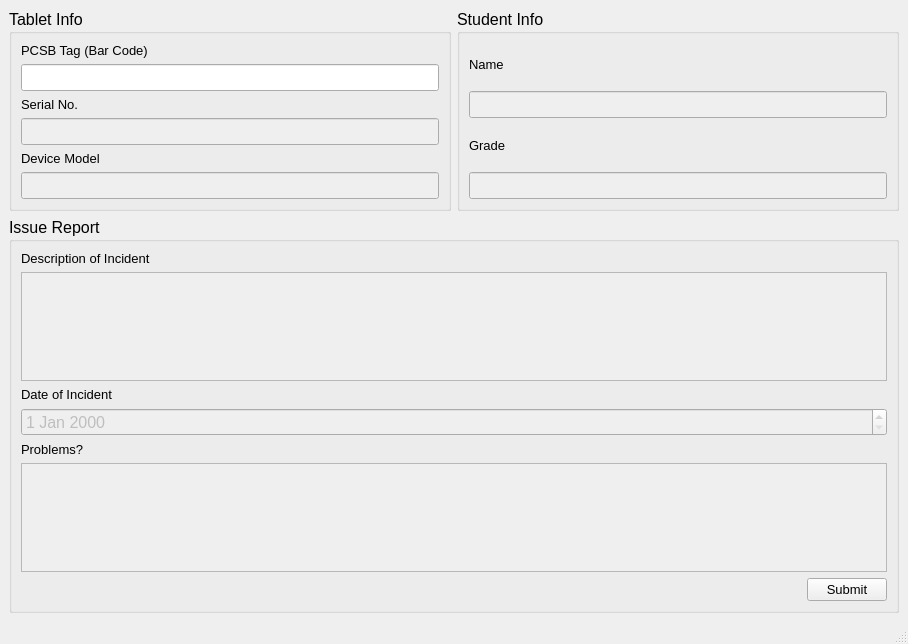
Qt form client_issuereport.ui (lachbr/lhs-cat-tablet-inventory) before a commit.
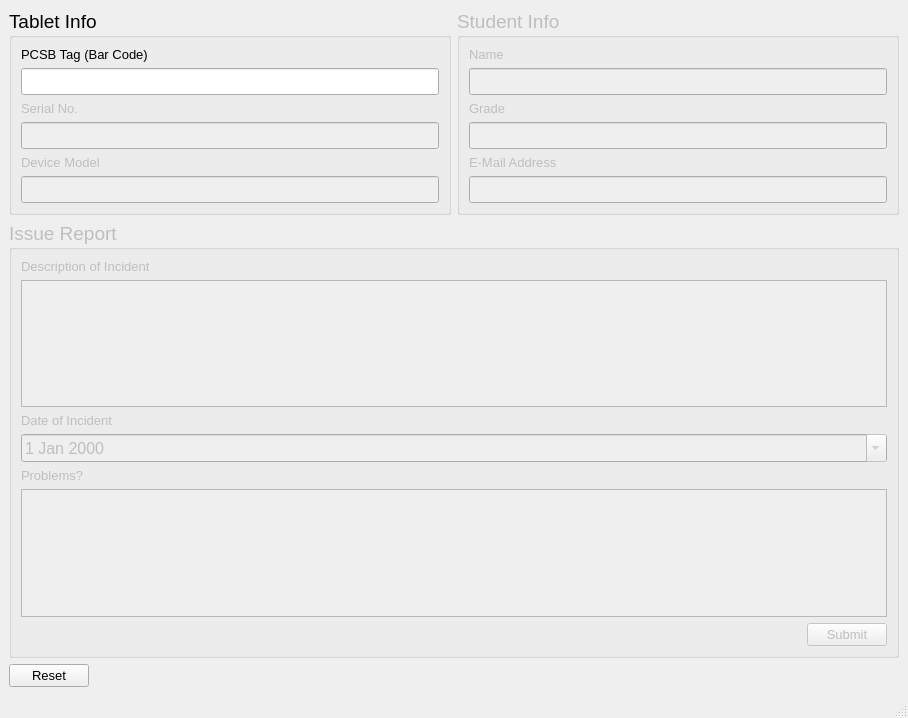
The same form after that commit.

Commit message: Start building net assistant UI and application Continue working on student UI and application (the client-side functionality is basically done, the server just needs to do its part)

Patch:
```diff
--- a/client_issuereport.ui
+++ b/client_issuereport.ui
@@ -7,21 +7,24 @@
     <x>0</x>
     <y>0</y>
     <width>908</width>
-    <height>644</height>
+    <height>718</height>
    </rect>
   </property>
   <property name="windowTitle">
-   <string>MainWindow</string>
+   <string>Tablet Inventory - Students</string>
   </property>
   <widget class="QWidget" name="centralwidget">
-   <layout class="QHBoxLayout" name="horizontalLayout_3">
+   <layout class="QVBoxLayout" name="verticalLayout">
     <item>
      <layout class="QGridLayout" name="gridLayout_5">
       <item row="0" column="1">
-       <widget class="QGroupBox" name="groupBox_2">
+       <widget class="QGroupBox" name="studentInfoGroup">
+        <property name="enabled">
+         <bool>false</bool>
+        </property>
         <property name="font">
          <font>
-          <pointsize>12</pointsize>
+          <pointsize>14</pointsize>
          </font>
         </property>
         <property name="title">
@@ -31,7 +34,7 @@
          <item>
           <layout class="QVBoxLayout" name="verticalLayout_3">
            <item>
-            <widget class="QLabel" name="label_4">
+            <widget class="QLabel" name="nameLabel">
              <property name="font">
               <font>
                <pointsize>10</pointsize>
@@ -44,19 +47,24 @@
            </item>
            <item>
             <widget class="QLineEdit" name="nameTextBox">
-             <property name="enabled">
-              <bool>false</bool>
-             </property>
              <property name="sizePolicy">
               <sizepolicy hsizetype="Minimum" vsizetype="Fixed">
                <horstretch>0</horstretch>
                <verstretch>0</verstretch>
               </sizepolicy>
              </property>
+             <property name="font">
+              <font>
+               <pointsize>12</pointsize>
+              </font>
+             </property>
+             <property name="readOnly">
+              <bool>true</bool>
+             </property>
             </widget>
            </item>
            <item>
-            <widget class="QLabel" name="label_5">
+            <widget class="QLabel" name="gradeLabel">
              <property name="font">
               <font>
                <pointsize>10</pointsize>
@@ -69,15 +77,50 @@
            </item>
            <item>
             <widget class="QLineEdit" name="gradeTextBox">
-             <property name="enabled">
-              <bool>false</bool>
+             <property name="sizePolicy">
+              <sizepolicy hsizetype="Minimum" vsizetype="Fixed">
+               <horstretch>0</horstretch>
+               <verstretch>0</verstretch>
+              </sizepolicy>
              </property>
+             <property name="font">
+              <font>
+               <pointsize>12</pointsize>
+              </font>
+             </property>
+             <property name="readOnly">
+              <bool>true</bool>
+             </property>
+            </widget>
+           </item>
+           <item>
+            <widget class="QLabel" name="emailLabel">
+             <property name="font">
+              <font>
+               <pointsize>10</pointsize>
+              </font>
+             </property>
+             <property name="text">
+              <string>E-Mail Address</string>
+             </property>
+            </widget>
+           </item>
+           <item>
+            <widget class="QLineEdit" name="emailTextBox">
              <property name="sizePolicy">
               <sizepolicy hsizetype="Minimum" vsizetype="Fixed">
                <horstretch>0</horstretch>
                <verstretch>0</verstretch>
               </sizepolicy>
              </property>
+             <property name="font">
+              <font>
+               <pointsize>12</pointsize>
+              </font>
+             </property>
+             <property name="readOnly">
+              <bool>true</bool>
+             </property>
             </widget>
            </item>
           </layout>
@@ -86,10 +129,13 @@
        </widget>
       </item>
       <item row="0" column="0">
-       <widget class="QGroupBox" name="groupBox">
+       <widget class="QGroupBox" name="tabletInfoGroup">
+        <property name="enabled">
+         <bool>true</bool>
+        </property>
         <property name="font">
          <font>
-          <pointsize>12</pointsize>
+          <pointsize>14</pointsize>
          </font>
         </property>
         <property name="title">
@@ -99,7 +145,10 @@
          <item row="0" column="0">
           <layout class="QVBoxLayout" name="verticalLayout_2">
            <item>
-            <widget class="QLabel" name="label">
+            <widget class="QLabel" name="pcsbTagLabel">
+             <property name="enabled">
+              <bool>true</bool>
+             </property>
              <property name="font">
               <font>
                <pointsize>10</pointsize>
@@ -118,16 +167,27 @@
            </item>
            <item>
             <widget class="QLineEdit" name="pcsbTagTextBox">
+             <property name="enabled">
+              <bool>true</bool>
+             </property>
              <property name="sizePolicy">
               <sizepolicy hsizetype="Minimum" vsizetype="Fixed">
                <horstretch>0</horstretch>
                <verstretch>0</verstretch>
               </sizepolicy>
              </property>
+             <property name="font">
+              <font>
+               <pointsize>12</pointsize>
+              </font>
+             </property>
             </widget>
            </item>
            <item>
-            <widget class="QLabel" name="label_2">
+            <widget class="QLabel" name="serialNoLabel">
+             <property name="enabled">
+              <bool>false</bool>
+             </property>
              <property name="font">
               <font>
                <pointsize>10</pointsize>
@@ -155,10 +215,21 @@
                <verstretch>0</verstretch>
               </sizepolicy>
              </property>
+             <property name="font">
+              <font>
+               <pointsize>12</pointsize>
+              </font>
+             </property>
+             <property name="readOnly">
+              <bool>true</bool>
+             </property>
             </widget>
            </item>
            <item>
-            <widget class="QLabel" name="label_3">
+            <widget class="QLabel" name="deviceModelLabel">
+             <property name="enabled">
+              <bool>false</bool>
+             </property>
              <property name="font">
               <font>
                <pointsize>10</pointsize>
@@ -186,6 +257,14 @@
                <verstretch>0</verstretch>
               </sizepolicy>
              </property>
+             <property name="font">
+              <font>
+               <pointsize>12</pointsize>
+              </font>
+             </property>
+             <property name="readOnly">
+              <bool>true</bool>
+             </property>
             </widget>
            </item>
           </layout>
@@ -194,10 +273,13 @@
        </widget>
       </item>
       <item row="1" column="0" colspan="2">
-       <widget class="QGroupBox" name="groupBox_3">
+       <widget class="QGroupBox" name="issueReportGroup">
+        <property name="enabled">
+         <bool>false</bool>
+        </property>
         <property name="font">
          <font>
-          <pointsize>12</pointsize>
+          <pointsize>14</pointsize>
          </font>
         </property>
         <property name="title">
@@ -206,8 +288,13 @@
         <layout class="QGridLayout" name="gridLayout_6">
          <item row="3" column="0">
           <widget class="QDateEdit" name="dateEntry">
-           <property name="enabled">
-            <bool>false</bool>
+           <property name="font">
+            <font>
+             <pointsize>12</pointsize>
+            </font>
+           </property>
+           <property name="calendarPopup">
+            <bool>true</bool>
            </property>
           </widget>
          </item>
@@ -235,37 +322,38 @@
            </property>
           </widget>
          </item>
-         <item row="0" column="0">
-          <widget class="QLabel" name="label_6">
-           <property name="font">
-            <font>
-             <pointsize>10</pointsize>
-            </font>
-           </property>
-           <property name="text">
-            <string>Description of Incident</string>
-           </property>
-          </widget>
-         </item>
          <item row="1" column="0">
           <widget class="QTextEdit" name="descTextEntry">
-           <property name="enabled">
-            <bool>false</bool>
+           <property name="font">
+            <font>
+             <pointsize>12</pointsize>
+            </font>
+           </property>
+          </widget>
+         </item>
+         <item row="0" column="0">
+          <widget class="QLabel" name="label_6">
+           <property name="font">
+            <font>
+             <pointsize>10</pointsize>
+            </font>
+           </property>
+           <property name="text">
+            <string>Description of Incident</string>
            </property>
           </widget>
          </item>
          <item row="6" column="0">
           <widget class="QTextEdit" name="problemsTextEntry">
-           <property name="enabled">
-            <bool>false</bool>
+           <property name="font">
+            <font>
+             <pointsize>12</pointsize>
+            </font>
            </property>
           </widget>
          </item>
          <item row="7" column="0" alignment="Qt::AlignRight">
           <widget class="QPushButton" name="submitBtn">
-           <property name="enabled">
-            <bool>true</bool>
-           </property>
            <property name="sizePolicy">
             <sizepolicy hsizetype="Fixed" vsizetype="Fixed">
              <horstretch>0</horstretch>
@@ -293,6 +381,24 @@
       </item>
      </layout>
     </item>
+    <item>
+     <widget class="QPushButton" name="resetButton">
+      <property name="sizePolicy">
+       <sizepolicy hsizetype="Fixed" vsizetype="Fixed">
+        <horstretch>0</horstretch>
+        <verstretch>0</verstretch>
+       </sizepolicy>
+      </property>
+      <property name="font">
+       <font>
+        <pointsize>10</pointsize>
+       </font>
+      </property>
+      <property name="text">
+       <string>Reset</string>
+      </property>
+     </widget>
+    </item>
    </layout>
   </widget>
   <widget class="QStatusBar" name="statusbar"/>
```
The commit also changes 8 other files.
